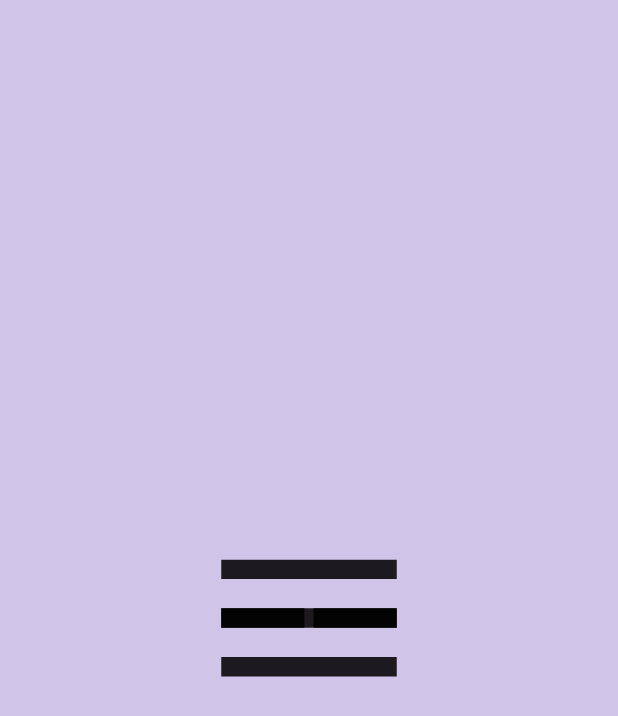
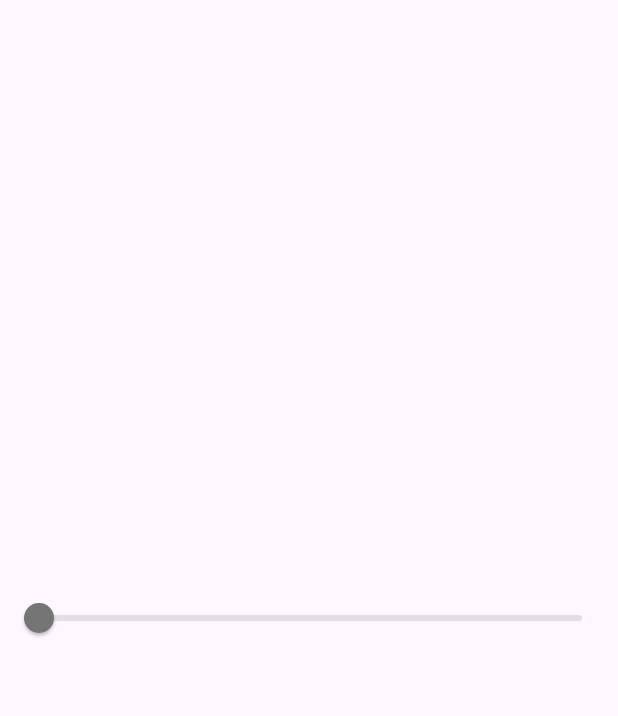
Before and after one commit to IkramulHasanTanvir/LearnFlutter, a Flutter app: the screen it shows after launch, on a phone screen of 412 x 824 dp. Shown: the top 716 px of the screen. Run offline on Flutter 3.47's test engine with Material 3 defaults, Android fonts, the phone set to English and light mode, and no system bars.

```diff
--- a/lib/main.dart
+++ b/lib/main.dart
@@ -11,7 +11,7 @@ class MyApp extends StatelessWidget {
   @override
   Widget build(BuildContext context) {
     return const MaterialApp(
-      //debugShowCheckedModeBanner: false,
+      debugShowCheckedModeBanner: false,
       home: MyHome(),
     );
   }
--- a/lib/my_home.dart
+++ b/lib/my_home.dart
@@ -7,50 +7,33 @@ class MyHome extends StatefulWidget {
   State<MyHome> createState() => _MyHomeState();
 }
 
-class _MyHomeState extends State<MyHome> with SingleTickerProviderStateMixin {
-  late AnimationController _animationController;
+class _MyHomeState extends State<MyHome> {
+  double _currentValue = 1;
 
-  @override
-  void initState() {
-    super.initState();
-    _animationController = AnimationController(
-      vsync: this,
-      duration: const Duration(seconds: 1),
-    );
-  }
-
-  bool videoPlaying = false;
-
-  void _iconTapped() {
-    if (videoPlaying == false) {
-      _animationController.forward();
-      videoPlaying = true;
-    } else {
-      _animationController.reverse();
-      videoPlaying = false;
-    }
+  void _tappedLeftToRight(double value) {
+    _currentValue = value;
+    setState(() {});
   }
 
   @override
   Widget build(BuildContext context) {
     return Scaffold(
-      backgroundColor: Colors.deepPurple[100],
-      body: Center(
-        child: GestureDetector(
-          onTap: _iconTapped,
-          child: AnimatedIcon(
-            icon: AnimatedIcons.menu_home,
-            progress: _animationController,
-            size: 156,
+      body: Column(
+        mainAxisAlignment: MainAxisAlignment.spaceEvenly,
+        children: [
+          Slider(
+            activeColor: Colors.red[400],
+            inactiveColor: Colors.grey[300],
+            thumbColor: Colors.grey[600],
+            min: 1,
+            max: 100,
+            divisions: 100,
+            label: _currentValue.toStringAsFixed(0),
+            value: _currentValue,
+            onChanged: _tappedLeftToRight,
           ),
-        ),
+        ],
       ),
     );
   }
-
-  @override
-  void dispose() {
-    super.dispose();
-    _animationController;
-  }
 }
```
